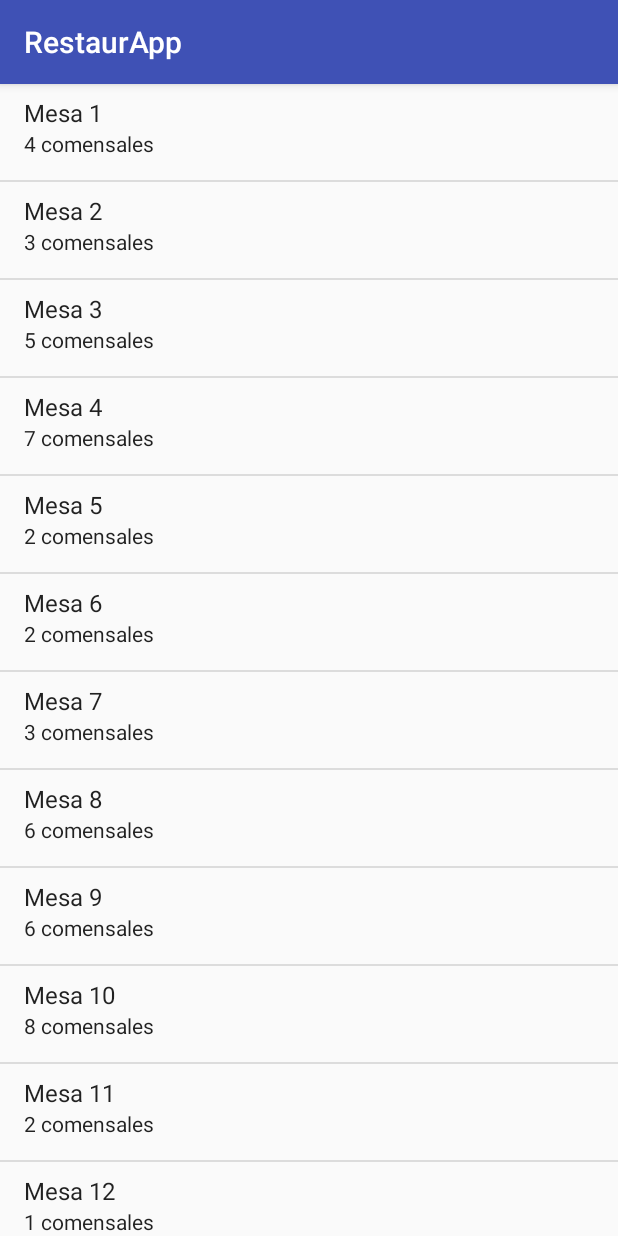
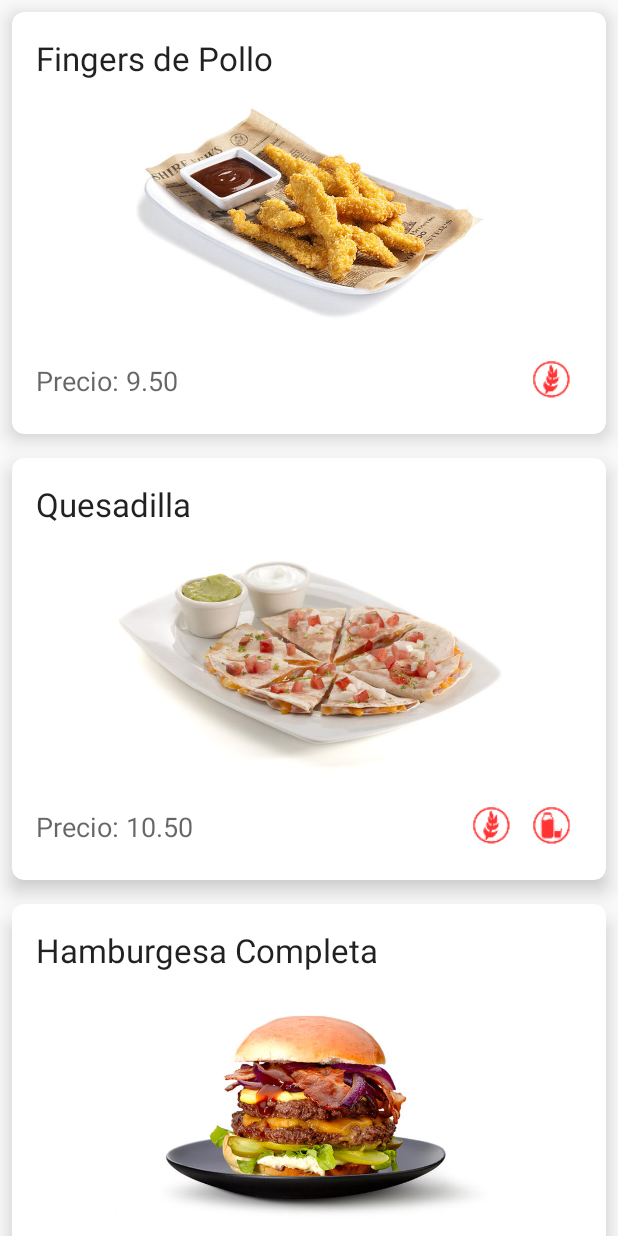
Before and after one commit to cherran/RestaurApp, an Android app: the screen it shows after launch (MainActivity before the commit, DishListActivity after it), on a phone screen of 412 x 824 dp. Run offline under Robolectric (Android 15) with nearby library versions, the phone set to English and light mode, and no system bars.

Commit message:
DishList Acivity and Fragment implemented and working

```diff
--- /dev/null
+++ b/app/src/main/java/dev/cherran/restaurapp/activity/DishListActivity.kt
@@ -0,0 +1,16 @@
+package dev.cherran.restaurapp.activity
+
+import android.support.v7.app.AppCompatActivity
+import android.os.Bundle
+import dev.cherran.restaurapp.R
+import kotlinx.android.synthetic.main.activity_table_detail.*
+
+class DishListActivity : AppCompatActivity() {
+
+    override fun onCreate(savedInstanceState: Bundle?) {
+        super.onCreate(savedInstanceState)
+        setContentView(R.layout.activity_dish_list)
+
+        setSupportActionBar(toolbar) // Para hacer que la toolbar haga de ActionBar
+    }
+}
--- /dev/null
+++ b/app/src/main/java/dev/cherran/restaurapp/adapter/DishListAdapter.kt
@@ -0,0 +1,87 @@
+package dev.cherran.restaurapp.adapter
+
+import android.support.v7.widget.RecyclerView
+import android.view.LayoutInflater
+import android.view.View
+import android.view.ViewGroup
+import android.widget.ImageView
+import android.widget.TextView
+import dev.cherran.restaurapp.R
+import dev.cherran.restaurapp.model.Allergens
+import dev.cherran.restaurapp.model.Dish
+
+
+class DishListAdapter (private val dishList: List<Dish>, private val cellFormat: CellFormat, private val onDishSelectedListener: OnDishSelectedListener?) : RecyclerView.Adapter<DishListAdapter.DishViewHolder>(){
+    override fun getItemCount(): Int = dishList.count()
+
+    override fun onCreateViewHolder(parent: ViewGroup, viewType: Int): DishViewHolder {
+        val view = LayoutInflater.from(parent.context).inflate(R.layout.content_dish, parent, false)
+        return DishViewHolder(view, cellFormat)
+    }
+
+    override fun onBindViewHolder(viewHolder: DishViewHolder, position: Int) {
+        viewHolder.bindDish(dishList[position])
+
+        // onCLick Listener
+        viewHolder.itemView.setOnClickListener {
+            onDishSelectedListener?.onCourseSelected(dishList[position])
+        }
+    }
+
+
+    // View holder
+    inner class DishViewHolder(itemView: View, cellFormat: CellFormat) : RecyclerView.ViewHolder(itemView) {
+
+        private val name = itemView.findViewById<TextView>(R.id.dish_name)
+        private val price = itemView.findViewById<TextView>(R.id.dish_price)
+        private val image = itemView.findViewById<ImageView>(R.id.dish_image)
+        private val milkIcon = itemView.findViewById<ImageView>(R.id.milk_icon)
+        private val wheatIcon = itemView.findViewById<ImageView>(R.id.wheat_icon)
+        private val peanutIcon = itemView.findViewById<ImageView>(R.id.peanut_icon)
+        private val crustaceansIcon = itemView.findViewById<ImageView>(R.id.crustaceans_icon)
+
+
+        fun bindDish(dish: Dish) {
+            name.text = dish.name
+            price.text = String.format(itemView.context.getString(R.string.price_tag), dish.price)
+
+            if (cellFormat == CellFormat.COMPLETE) { // show dish image in this case
+                image.setImageResource(dish.image)
+            } else {
+                image.visibility = View.GONE
+            }
+
+            // Set allergen icons
+            if (dish.allergens != null) {
+                if (!dish.allergens.contains(Allergens.LACTEOS)) { // Does not have this allergen
+                    milkIcon.visibility = View.GONE
+                }
+                if (!dish.allergens.contains(Allergens.FRUTOS_SECOS)) {
+                    peanutIcon.visibility = View.GONE
+                }
+                if (!dish.allergens.contains(Allergens.MARISCO)) {
+                    crustaceansIcon.visibility = View.GONE
+                }
+                if (!dish.allergens.contains(Allergens.GLUTEN)) {
+                    wheatIcon.visibility = View.GONE
+                }
+            }
+        }
+    }
+
+}
+
+
+
+
+
+// onClick listener for dish cells
+interface OnDishSelectedListener {
+    fun onCourseSelected(dish: Dish?)
+}
+
+
+
+enum class CellFormat {
+    COMPLETE, SMALL
+}
--- /dev/null
+++ b/app/src/main/java/dev/cherran/restaurapp/fragment/DishListFragment.kt
@@ -0,0 +1,127 @@
+package dev.cherran.restaurapp.fragment
+
+import android.content.Context
+import android.net.Uri
+import android.os.Bundle
+import android.support.v4.app.Fragment
+import android.support.v7.widget.DefaultItemAnimator
+import android.support.v7.widget.GridLayoutManager
+import android.support.v7.widget.RecyclerView
+import android.view.LayoutInflater
+import android.view.View
+import android.view.ViewGroup
+
+import dev.cherran.restaurapp.R
+import dev.cherran.restaurapp.adapter.CellFormat
+import dev.cherran.restaurapp.adapter.DishListAdapter
+import dev.cherran.restaurapp.model.Dishes
+
+// TODO: Rename parameter arguments, choose names that match
+// the fragment initialization parameters, e.g. ARG_ITEM_NUMBER
+private const val ARG_PARAM1 = "param1"
+private const val ARG_PARAM2 = "param2"
+
+/**
+ * A simple [Fragment] subclass.
+ * Activities that contain this fragment must implement the
+ * [DishListFragment.OnFragmentInteractionListener] interface
+ * to handle interaction events.
+ * Use the [DishListFragment.newInstance] factory method to
+ * create an instance of this fragment.
+ *
+ */
+class DishListFragment : Fragment() {
+    companion object {
+        /**
+         * Use this factory method to create a new instance of
+         * this fragment using the provided parameters.
+         *
+         * @param param1 Parameter 1.
+         * @param param2 Parameter 2.
+         * @return A new instance of fragment DishListFragment.
+         */
+        // TODO: Rename and change types and number of parameters
+        @JvmStatic
+        fun newInstance(param1: String, param2: String) =
+                DishListFragment().apply {
+                    arguments = Bundle().apply {
+                        putString(ARG_PARAM1, param1)
+                        putString(ARG_PARAM2, param2)
+                    }
+                }
+    }
+
+
+    // TODO: Rename and change types of parameters
+    private var param1: String? = null
+    private var param2: String? = null
+    // private var listener: OnFragmentInteractionListener? = null
+
+    override fun onCreate(savedInstanceState: Bundle?) {
+        super.onCreate(savedInstanceState)
+        arguments?.let {
+            param1 = it.getString(ARG_PARAM1)
+            param2 = it.getString(ARG_PARAM2)
+        }
+    }
+
+    override fun onCreateView(inflater: LayoutInflater, container: ViewGroup?,
+                              savedInstanceState: Bundle?): View? {
+        // Inflate the layout for this fragment
+        return inflater.inflate(R.layout.fragment_dish_list, container, false)
+    }
+
+
+    override fun onViewCreated(view: View, savedInstanceState: Bundle?) {
+        super.onViewCreated(view, savedInstanceState)
+
+
+        val dishList = view?.findViewById<RecyclerView>(R.id.dish_list)
+
+        dishList.adapter = DishListAdapter(Dishes.getAllDishes(), CellFormat.COMPLETE, null)
+
+        // TODO. change spanCount for tablet?
+        dishList.layoutManager = GridLayoutManager(activity, 1)
+
+        dishList.itemAnimator = DefaultItemAnimator()
+
+    }
+
+
+    // TODO: Rename method, update argument and hook method into UI event
+//    fun onButtonPressed(uri: Uri) {
+//        listener?.onFragmentInteraction(uri)
+//    }
+//
+//    override fun onAttach(context: Context) {
+//        super.onAttach(context)
+//        if (context is OnFragmentInteractionListener) {
+//            listener = context
+//        } else {
+//            throw RuntimeException(context.toString() + " must implement OnFragmentInteractionListener")
+//        }
+//    }
+//
+//    override fun onDetach() {
+//        super.onDetach()
+//        listener = null
+//    }
+
+    /**
+     * This interface must be implemented by activities that contain this
+     * fragment to allow an interaction in this fragment to be communicated
+     * to the activity and potentially other fragments contained in that
+     * activity.
+     *
+     *
+     * See the Android Training lesson [Communicating with Other Fragments]
+     * (http://developer.android.com/training/basics/fragments/communicating.html)
+     * for more information.
+     */
+    interface OnFragmentInteractionListener {
+        // TODO: Update argument type and name
+        fun onFragmentInteraction(uri: Uri)
+    }
+
+
+}
--- a/app/src/main/java/dev/cherran/restaurapp/model/Dishes.kt
+++ b/app/src/main/java/dev/cherran/restaurapp/model/Dishes.kt
@@ -57,4 +57,6 @@ object Dishes { // Singleton
     fun getIndex(dish: Dish): Int = dishes.indexOf(dish)
 
     fun toArray() = dishes.toTypedArray()
+
+    fun getAllDishes(): List<Dish> = dishes
 }
--- /dev/null
+++ b/app/src/main/res/layout/activity_dish_list.xml
@@ -0,0 +1,17 @@
+<?xml version="1.0" encoding="utf-8"?>
+<android.support.constraint.ConstraintLayout xmlns:android="http://schemas.android.com/apk/res/android"
+    xmlns:app="http://schemas.android.com/apk/res-auto"
+    xmlns:tools="http://schemas.android.com/tools"
+    android:layout_width="match_parent"
+    android:layout_height="match_parent"
+    tools:context=".activity.DishListActivity">
+
+    <fragment
+        android:id="@+id/all_courses_fragment"
+        android:layout_width="match_parent"
+        android:layout_height="match_parent"
+        android:name="dev.cherran.restaurapp.fragment.DishListFragment"
+        tools:layout="@layout/fragment_dish_list"
+        app:layout_behavior="@string/appbar_scrolling_view_behavior"/>
+
+</android.support.constraint.ConstraintLayout>
--- a/app/src/main/res/layout/content_dish.xml
+++ b/app/src/main/res/layout/content_dish.xml
@@ -29,7 +29,6 @@
             android:id="@+id/dish_image"
             android:layout_width="match_parent"
             android:layout_height="180dp"
-            android:layout_alignParentLeft="true"
             android:layout_alignParentStart="true"
             android:layout_below="@+id/dish_name"
             android:src="@drawable/fingers" />
@@ -43,7 +42,7 @@
             android:orientation="horizontal">
 
             <TextView
-                android:id="@+id/price"
+                android:id="@+id/dish_price"
                 android:layout_width="wrap_content"
                 android:layout_height="wrap_content"
                 android:layout_alignParentEnd="true"
@@ -58,35 +57,35 @@
 
             <ImageView
                 android:id="@+id/milk_icon"
-                android:layout_width="50dp"
-                android:layout_height="50dp"
-                android:layout_marginEnd="0dp"
+                android:layout_width="40dp"
+                android:layout_height="40dp"
+                android:layout_marginEnd="@dimen/allergen_icons_padding"
                 android:contentDescription="@string/milk"
                 android:src="@drawable/milk"
                 app:layout_constraintEnd_toStartOf="@+id/crustaceans_icon" />
 
             <ImageView
                 android:id="@+id/wheat_icon"
-                android:layout_width="50dp"
-                android:layout_height="50dp"
-                android:layout_marginEnd="0dp"
+                android:layout_width="40dp"
+                android:layout_height="40dp"
+                android:layout_marginEnd="@dimen/allergen_icons_padding"
                 android:contentDescription="@string/wheat"
                 android:src="@drawable/wheat"
                 app:layout_constraintEnd_toStartOf="@+id/milk_icon" />
 
             <ImageView
                 android:id="@+id/peanut_icon"
-                android:layout_width="50dp"
-                android:layout_height="50dp"
-                android:layout_marginEnd="8dp"
+                android:layout_width="40dp"
+                android:layout_height="40dp"
+                android:layout_marginEnd="@dimen/allergen_icons_padding"
                 android:contentDescription="@string/peanut"
                 android:src="@drawable/peanut"
                 app:layout_constraintEnd_toStartOf="@+id/wheat_icon" />
 
             <ImageView
                 android:id="@+id/crustaceans_icon"
-                android:layout_width="50dp"
-                android:layout_height="50dp"
+                android:layout_width="40dp"
+                android:layout_height="40dp"
                 android:layout_marginStart="@dimen/allergen_icons_padding"
                 android:contentDescription="@string/crustaceans"
                 android:src="@drawable/crustaceans"
--- /dev/null
+++ b/app/src/main/res/layout/fragment_dish_list.xml
@@ -0,0 +1,8 @@
+<?xml version="1.0" encoding="utf-8"?>
+<android.support.v7.widget.RecyclerView
+    xmlns:android="http://schemas.android.com/apk/res/android"
+    android:id="@+id/dish_list"
+    android:layout_width="match_parent"
+    android:layout_height="match_parent">
+
+</android.support.v7.widget.RecyclerView>
--- a/app/src/main/res/values/strings.xml
+++ b/app/src/main/res/values/strings.xml
@@ -1,11 +1,12 @@
 <resources>
     <string name="app_name">RestaurApp</string>
 
-    <!-- TODO: Remove or change this placeholder text -->
+
     <string name="hello_blank_fragment">Hello blank fragment</string>
     <string name="table_people_number_text">%d comensales</string>
     <string name="crustaceans">Marisco</string>
     <string name="milk">Leche</string>
     <string name="wheat">Gluten</string>
     <string name="peanut">Frutos Secos</string>
+    <string name="price_tag">Precio: %.2f</string>
 </resources>
```
Also changed, not shown: app/src/main/AndroidManifest.xml (+10 -3 lines).
